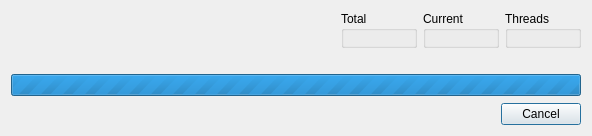
First picture: the form in gui_source/dialogscanprogress.ui, repository horsicq/DIE-sort, before the edit.
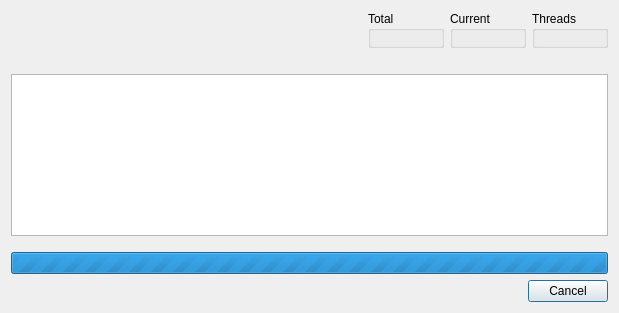
Second picture: the form after the edit.

The edit to the form file:
```diff
--- a/gui_source/dialogscanprogress.ui
+++ b/gui_source/dialogscanprogress.ui
@@ -6,8 +6,8 @@
    <rect>
     <x>0</x>
     <y>0</y>
-    <width>592</width>
-    <height>136</height>
+    <width>619</width>
+    <height>313</height>
    </rect>
   </property>
   <property name="windowTitle">
@@ -211,18 +211,9 @@
     </widget>
    </item>
    <item>
-    <widget class="QProgressBar" name="progressBarTotal">
-     <property name="maximum">
-      <number>0</number>
-     </property>
-     <property name="value">
-      <number>0</number>
-     </property>
-     <property name="alignment">
-      <set>Qt::AlignCenter</set>
-     </property>
-     <property name="format">
-      <string>%v/%m</string>
+    <widget class="QPlainTextEdit" name="plainTextEditFiles">
+     <property name="readOnly">
+      <bool>true</bool>
      </property>
     </widget>
    </item>
@@ -239,6 +230,22 @@
      </property>
     </spacer>
    </item>
+   <item>
+    <widget class="QProgressBar" name="progressBarTotal">
+     <property name="maximum">
+      <number>0</number>
+     </property>
+     <property name="value">
+      <number>0</number>
+     </property>
+     <property name="alignment">
+      <set>Qt::AlignCenter</set>
+     </property>
+     <property name="format">
+      <string>%v/%m</string>
+     </property>
+    </widget>
+   </item>
    <item>
     <layout class="QHBoxLayout" name="horizontalLayout_4">
      <item>
```
